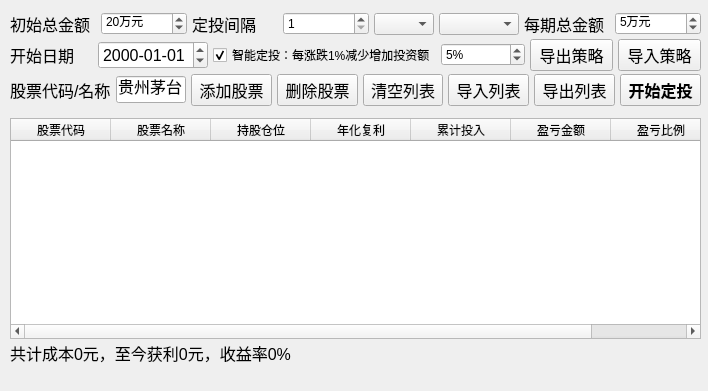
First picture: the form in QtDesign/ScheduledInvestment.ui, repository victor647/QuantumStockTrade, before the edit.
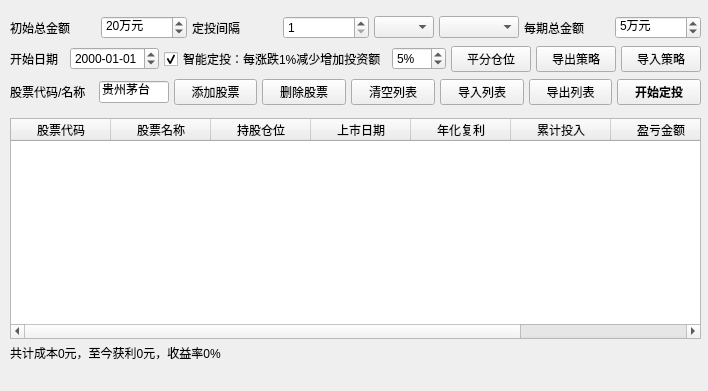
Second picture: the form after the edit.

```diff
--- a/QtDesign/ScheduledInvestment.ui
+++ b/QtDesign/ScheduledInvestment.ui
@@ -41,6 +41,11 @@
       <string>持股仓位</string>
      </property>
     </column>
+    <column>
+     <property name="text">
+      <string>上市日期</string>
+     </property>
+    </column>
     <column>
      <property name="text">
       <string>年化复利</string>
@@ -74,7 +79,7 @@
     <property name="font">
      <font>
       <family>Helvetica</family>
-      <pointsize>12</pointsize>
+      <pointsize>9</pointsize>
      </font>
     </property>
     <property name="text">
@@ -104,7 +109,7 @@
          <property name="font">
           <font>
            <family>Helvetica</family>
-           <pointsize>12</pointsize>
+           <pointsize>9</pointsize>
           </font>
          </property>
          <property name="text">
@@ -141,7 +146,7 @@
          <property name="font">
           <font>
            <family>Helvetica</family>
-           <pointsize>12</pointsize>
+           <pointsize>9</pointsize>
           </font>
          </property>
          <property name="text">
@@ -202,7 +207,7 @@
          <property name="font">
           <font>
            <family>Helvetica</family>
-           <pointsize>12</pointsize>
+           <pointsize>9</pointsize>
           </font>
          </property>
          <property name="text">
@@ -246,7 +251,7 @@
          <property name="font">
           <font>
            <family>Helvetica</family>
-           <pointsize>12</pointsize>
+           <pointsize>9</pointsize>
           </font>
          </property>
          <property name="text">
@@ -259,7 +264,7 @@
          <property name="font">
           <font>
            <family>Helvetica</family>
-           <pointsize>12</pointsize>
+           <pointsize>9</pointsize>
           </font>
          </property>
          <property name="displayFormat">
@@ -301,12 +306,25 @@
          </property>
         </widget>
        </item>
+       <item>
+        <widget class="QPushButton" name="btnAutoSplitRatio">
+         <property name="font">
+          <font>
+           <family>Helvetica</family>
+           <pointsize>9</pointsize>
+          </font>
+         </property>
+         <property name="text">
+          <string>平分仓位</string>
+         </property>
+        </widget>
+       </item>
        <item>
         <widget class="QPushButton" name="btnExportPlan">
          <property name="font">
           <font>
            <family>Helvetica</family>
-           <pointsize>12</pointsize>
+           <pointsize>9</pointsize>
           </font>
          </property>
          <property name="text">
@@ -319,7 +337,7 @@
          <property name="font">
           <font>
            <family>Helvetica</family>
-           <pointsize>12</pointsize>
+           <pointsize>9</pointsize>
           </font>
          </property>
          <property name="text">
@@ -339,7 +357,7 @@
          <property name="font">
           <font>
            <family>Helvetica</family>
-           <pointsize>12</pointsize>
+           <pointsize>9</pointsize>
           </font>
          </property>
          <property name="text">
@@ -358,7 +376,7 @@
          <property name="font">
           <font>
            <family>Helvetica</family>
-           <pointsize>12</pointsize>
+           <pointsize>9</pointsize>
           </font>
          </property>
          <property name="text">
@@ -374,7 +392,7 @@
          <property name="font">
           <font>
            <family>Helvetica</family>
-           <pointsize>12</pointsize>
+           <pointsize>9</pointsize>
           </font>
          </property>
          <property name="text">
@@ -387,7 +405,7 @@
          <property name="font">
           <font>
            <family>Helvetica</family>
-           <pointsize>12</pointsize>
+           <pointsize>9</pointsize>
           </font>
          </property>
          <property name="text">
@@ -400,7 +418,7 @@
          <property name="font">
           <font>
            <family>Helvetica</family>
-           <pointsize>12</pointsize>
+           <pointsize>9</pointsize>
           </font>
          </property>
          <property name="text">
@@ -413,7 +431,7 @@
          <property name="font">
           <font>
            <family>Helvetica</family>
-           <pointsize>12</pointsize>
+           <pointsize>9</pointsize>
           </font>
          </property>
          <property name="text">
@@ -426,7 +444,7 @@
          <property name="font">
           <font>
            <family>Helvetica</family>
-           <pointsize>12</pointsize>
+           <pointsize>9</pointsize>
           </font>
          </property>
          <property name="text">
@@ -439,7 +457,7 @@
          <property name="font">
           <font>
            <family>Helvetica</family>
-           <pointsize>12</pointsize>
+           <pointsize>9</pointsize>
            <weight>75</weight>
            <bold>true</bold>
           </font>
```
Left out of the diff: 21 changed lines with no effect on the pictures.
